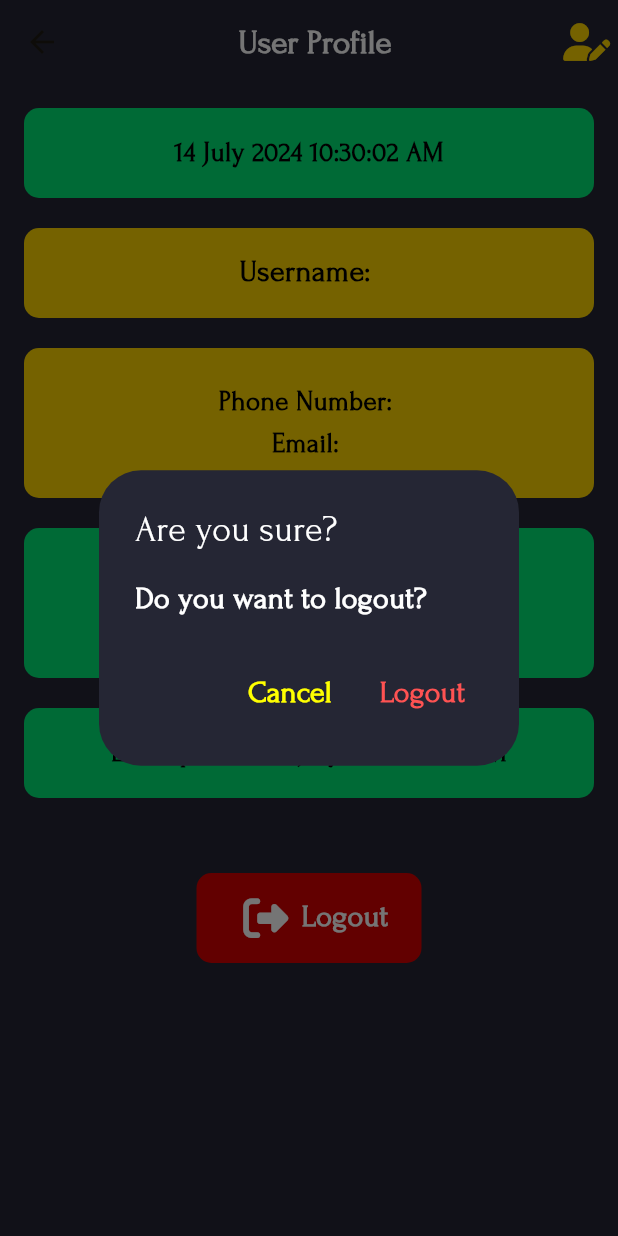
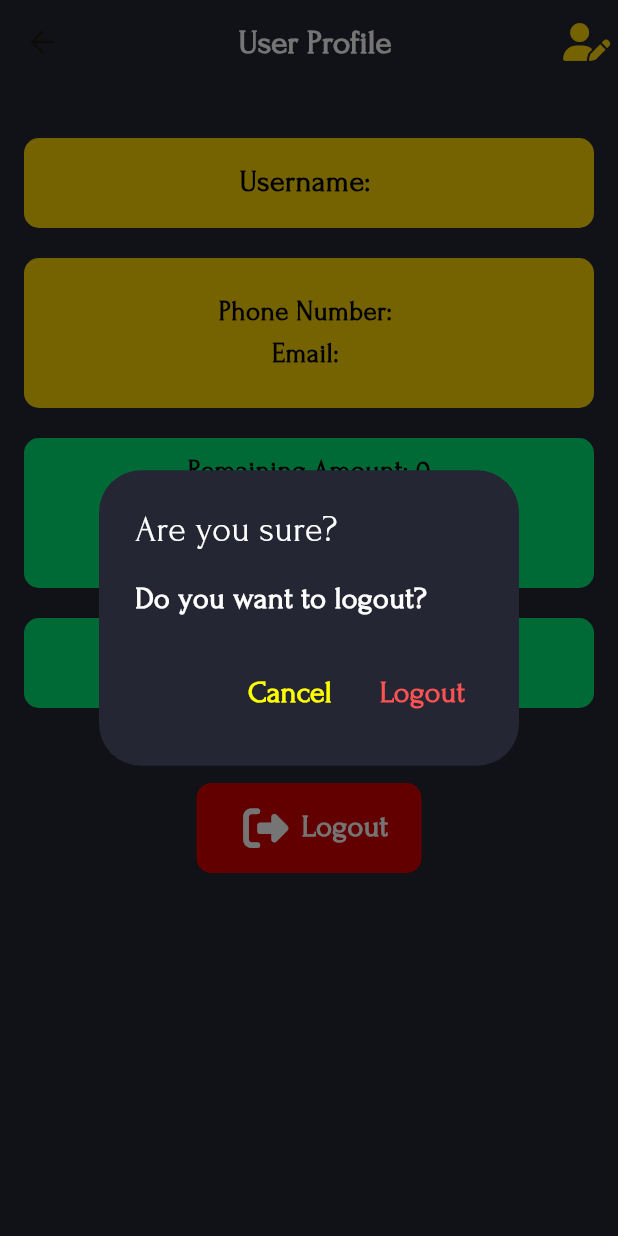
Before and after one commit to Tamim200042130/Finance-Master-Pro, a Flutter app: the UserProfilePage screen opened directly, after a tap on an icon or button, on a phone screen of 412 x 824 dp. Run offline on Flutter 3.47's test engine with Material 3 defaults, Android fonts, the phone set to English and light mode, and no system bars; our stand-ins replace cloud_firestore, firebase_auth, firebase_core, firebase_crashlytics, firebase_remote_config, font_awesome_flutter and 2 more; accounts and stored records are empty.

Commit message:
fix-issues-ui-modification

```diff
--- a/lib/screens/transaction_screen.dart
+++ b/lib/screens/transaction_screen.dart
@@ -24,6 +24,11 @@ class _TransactionScreenState extends State<TransactionScreen> {
     var now = DateTime.now();
     var formatter = DateFormat('MMMM-yyyy');
     monthYear = formatter.format(now);
+    WidgetsBinding.instance.addPostFrameCallback((_) {
+      setState(() {
+        monthYear = formatter.format(now);
+      });
+    });
   }
 
   @override
--- a/lib/screens/user_profile.dart
+++ b/lib/screens/user_profile.dart
@@ -2,7 +2,7 @@ import 'package:cloud_firestore/cloud_firestore.dart';
 import 'package:firebase_auth/firebase_auth.dart';
 import 'package:flutter/material.dart';
 import 'package:font_awesome_flutter/font_awesome_flutter.dart';
-import 'package:intl/intl.dart';
+import 'package:package_info/package_info.dart';
 
 import '../services/auth_service.dart';
 import 'edit_profile.dart';
@@ -18,29 +18,41 @@ class _UserProfilePageState extends State<UserProfilePage> {
   late Future<DocumentSnapshot> _userDataFuture;
   var authService = AuthService();
   var isLogoutLoading = false;
-  late String _currentTime;
+
+  // late String _currentTime;
+  String _appVersion = '';
 
   @override
   void initState() {
     super.initState();
     _user = FirebaseAuth.instance.currentUser!;
     _userDataFuture = _fetchUserData();
-    _currentTime = '';
-    _updateTimeEverySecond();
+    // _currentTime = '';
+    // _updateTimeEverySecond();
+    _fetchAppVersion();
   }
 
-  String _getCurrentTime() {
-    return DateFormat('dd MMMM yyyy hh:mm:ss a').format(DateTime.now());
+  Future<void> _fetchAppVersion() async {
+    final packageInfo = await PackageInfo.fromPlatform();
+    setState(() {
+      _appVersion = packageInfo.version;
+    });
   }
 
-  void _updateTimeEverySecond() {
-    Future.delayed(Duration(seconds: 1)).then((_) {
-      setState(() {
-        _currentTime = _getCurrentTime();
-      });
-      _updateTimeEverySecond();
-    });
-  }
+  // String _getCurrentTime() {
+  //   return DateFormat('dd MMMM yyyy hh:mm:ss a').format(DateTime.now());
+  // }
+  //
+  // void _updateTimeEverySecond() {
+  //   Future.delayed(Duration(seconds: 1)).then((_) {
+  //     if (mounted) {
+  //       setState(() {
+  //         _currentTime = _getCurrentTime();
+  //       });
+  //       _updateTimeEverySecond();
+  //     }
+  //   });
+  // }
 
   Future<DocumentSnapshot> _fetchUserData() async {
     final userDocSnapshot = await FirebaseFirestore.instance
@@ -171,41 +183,41 @@ class _UserProfilePageState extends State<UserProfilePage> {
               return Center(child: Text("Error: ${snapshot.error}"));
             } else {
               final userDoc = snapshot.data!;
-              DateTime? date;
-              String formattedDate = '';
-
-              date = DateTime.fromMillisecondsSinceEpoch(userDoc['updatedAt']);
-              formattedDate = DateFormat('dd MMMM yyyy hh:mm a').format(date);
+              // DateTime? date;
+              // String formattedDate = '';
+              //
+              // date = DateTime.fromMillisecondsSinceEpoch(userDoc['updatedAt']);
+              // formattedDate = DateFormat('dd MMMM yyyy hh:mm a').format(date);
 
               return Padding(
                 padding: const EdgeInsets.all(16.0),
                 child: Column(
                   crossAxisAlignment: CrossAxisAlignment.start,
                   children: [
-                    Container(
-                      width: double.infinity,
-                      height: 60,
-                      decoration: BoxDecoration(
-                        color: Colors.greenAccent.shade400,
-                        borderRadius: BorderRadius.circular(10),
-                      ),
-                      child: Center(
-                        child: Column(
-                          mainAxisAlignment: MainAxisAlignment.center,
-                          crossAxisAlignment: CrossAxisAlignment.center,
-                          children: [
-                            Text(
-                              '$_currentTime',
-                              style: TextStyle(
-                                color: Colors.black,
-                                fontSize: 18,
-                                fontWeight: FontWeight.w600,
-                              ),
-                            ),
-                          ],
-                        ),
-                      ),
-                    ),
+                    // Container(
+                    //   width: double.infinity,
+                    //   height: 60,
+                    //   decoration: BoxDecoration(
+                    //     color: Colors.greenAccent.shade400,
+                    //     borderRadius: BorderRadius.circular(10),
+                    //   ),
+                    //   child: Center(
+                    //     child: Column(
+                    //       mainAxisAlignment: MainAxisAlignment.center,
+                    //       crossAxisAlignment: CrossAxisAlignment.center,
+                    //       children: [
+                    //         Text(
+                    //           '$_currentTime',
+                    //           style: TextStyle(
+                    //             color: Colors.black,
+                    //             fontSize: 18,
+                    //             fontWeight: FontWeight.w600,
+                    //           ),
+                    //         ),
+                    //       ],
+                    //     ),
+                    //   ),
+                    // ),
                     SizedBox(height: 20),
                     Container(
                       width: double.infinity,
@@ -316,6 +328,32 @@ class _UserProfilePageState extends State<UserProfilePage> {
                       ),
                     ),
                     SizedBox(height: 20),
+                    // Container(
+                    //   width: double.infinity,
+                    //   height: 60,
+                    //   decoration: BoxDecoration(
+                    //     color: Colors.greenAccent.shade400,
+                    //     borderRadius: BorderRadius.circular(10),
+                    //   ),
+                    //   child: Center(
+                    //     child: Column(
+                    //       mainAxisAlignment: MainAxisAlignment.center,
+                    //       crossAxisAlignment: CrossAxisAlignment.center,
+                    //       children: [
+                    //         if (formattedDate.isNotEmpty)
+                    //           Text(
+                    //             'Last Updated: $formattedDate',
+                    //             style: TextStyle(
+                    //               color: Colors.black,
+                    //               fontSize: 18,
+                    //               fontWeight: FontWeight.w600,
+                    //             ),
+                    //           ),
+                    //       ],
+                    //     ),
+                    //   ),
+                    // ),
+                    // SizedBox(height: 20),
                     Container(
                       width: double.infinity,
                       height: 60,
@@ -328,9 +366,8 @@ class _UserProfilePageState extends State<UserProfilePage> {
                           mainAxisAlignment: MainAxisAlignment.center,
                           crossAxisAlignment: CrossAxisAlignment.center,
                           children: [
-                            if (formattedDate.isNotEmpty)
                             Text(
-                                'Last Updated: $formattedDate',
+                              'App Version: $_appVersion',
                               style: TextStyle(
                                 color: Colors.black,
                                 fontSize: 18,
--- a/lib/widgets/time_line_month.dart
+++ b/lib/widgets/time_line_month.dart
@@ -25,6 +25,9 @@ class _TimeLineMonthState extends State<TimeLineMonth> {
     }
     currentMonth = DateFormat('MMM y').format(now);
     Future.delayed(Duration(seconds: 1), scrollToSelectedMonth);
+    WidgetsBinding.instance.addPostFrameCallback((_) {
+      widget.onChanged(currentMonth);
+    });
   }
 
   scrollToSelectedMonth() {
--- a/pubspec.yaml
+++ b/pubspec.yaml
@@ -38,6 +38,7 @@ dependencies:
   intl: ^0.19.0
   google_mobile_ads: ^4.0.0
   package_info: ^2.0.2
+
 
 
 
```
Also changed, not shown: lib/screens/dashboard.dart (+35 -18 lines), lib/screens/home_screen.dart (+5 -6 lines). Lines whose indentation alone changed are shown as unchanged.
